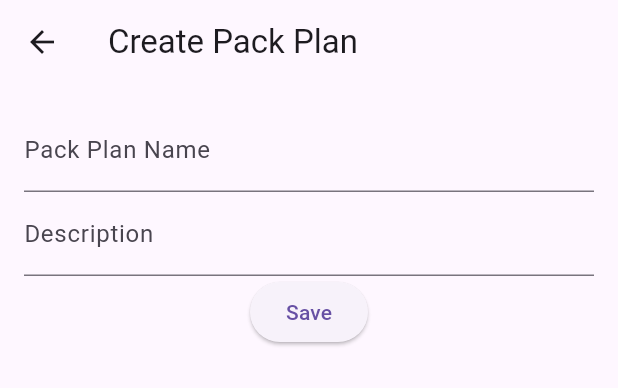
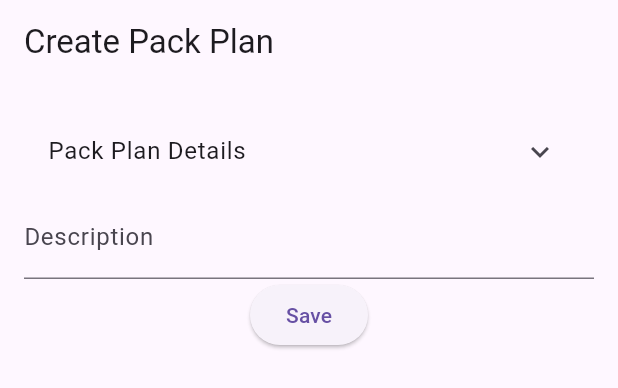
Before and after one commit to 672654/first-flutter, a Flutter app: the CrudPackplan widget shown alone on an empty page, opened directly, on a phone screen of 412 x 824 dp. Shown: the top 388 px of the screen. Run offline on Flutter 3.47's test engine with Material 3 defaults, Android fonts, the phone set to English and light mode, and no system bars; our stand-ins replace equatable, flutter_bloc, get_it, go_router, supabase_flutter; accounts and stored records are empty.

Commit message:
packplan screen med cubit

```diff
--- /dev/null
+++ b/lib/presentation/features/packplans_view/packplan_view/crud_packplan.dart
@@ -0,0 +1,77 @@
+
+import 'package:flutter/material.dart';
+import 'package:flutter_bloc/flutter_bloc.dart';
+import 'package:flutter_supabase_pack/core/service_locator.dart';
+import 'package:flutter_supabase_pack/data/repositories/gear_repo/gear_repository_interface.dart';
+import 'package:flutter_supabase_pack/data/repositories/packlist_repo/packlist_repository_interface.dart';
+import 'package:flutter_supabase_pack/presentation/features/packplans_view/packplan_view/crud_packplan_cubit.dart';
+import 'package:flutter_supabase_pack/presentation/features/packplans_view/packplan_view/crud_packplan_state.dart';
+
+class CrudPackplan extends StatelessWidget {
+
+  final int? packplanId;
+
+
+  const CrudPackplan({super.key, this.packplanId});
+
+
+  @override
+  Widget build(BuildContext context) {
+    return BlocProvider(
+      create: (context) {
+        final cubit = PackPlanCubit(
+          sl<PacklistRepositoryInterface>(),
+          sl<GearRepositoryInterface>(),
+        );
+        if (packplanId != null) {
+          cubit.loadPackPlanById(packplanId!);
+        }
+        return cubit;
+      },
+      child: const _PackplansView(),
+    );
+  }
+}
+
+  class _PackplansView extends StatelessWidget {
+    const _PackplansView({super.key});
+
+    @override
+    Widget build(BuildContext context) {
+      return Scaffold(
+        appBar: AppBar(
+          title: Text(
+            'Create Pack Plan',
+          ),
+        ),
+      body: Padding(
+        padding: const EdgeInsets.all(16.0),
+        child: Column(
+          children: [
+           const ExpansionTile(
+              title: Text("Pack Plan Details"),
+            ),
+            BlocBuilder<PackPlanCubit, PackPlanState>(
+              builder: (context, state) {
+                return TextField(
+                  decoration: const InputDecoration(labelText: 'Description'),
+                  onChanged: (value) {
+                    // Eksempel på å sende data til cubiten (forutsetter en metode i din Cubit)
+                    // context.read<PackPlanCubit>().updateDescription(value);
+                  },
+                );
+              },
+            ),
+            ElevatedButton(
+              onPressed: () {
+                // 4. Bruk context.read for å trigge funksjoner (events/handlinger) uten å tegne om UI
+                // context.read<PackPlanCubit>().savePackPlan();
+              },
+              child: const Text('Save'),
+            ),
+          ],
+        )
+      ),
+    );
+  }
+}
--- /dev/null
+++ b/lib/presentation/features/packplans_view/packplan_view/crud_packplan_cubit.dart
@@ -0,0 +1,23 @@
+
+
+import 'package:flutter_bloc/flutter_bloc.dart';
+import 'package:flutter_supabase_pack/data/repositories/gear_repo/gear_repository_interface.dart';
+import 'package:flutter_supabase_pack/data/repositories/packlist_repo/packlist_repository_interface.dart';
+import 'package:flutter_supabase_pack/presentation/features/packplans_view/packplan_view/crud_packplan_state.dart';
+
+class PackPlanCubit extends Cubit<PackPlanState> {
+
+  final PacklistRepositoryInterface _packlistRepository;
+  final GearRepositoryInterface _gearRepository;
+
+  PackPlanCubit(this._packlistRepository, this._gearRepository) : super(const PackPlanState());
+
+
+  void loadPackPlanById(int id){
+    _packlistRepository.getPackplanById(id).then((loadedPackPlan) {
+      if (loadedPackPlan != null) {
+        emit(state.copyWith(packPlan: loadedPackPlan));
+      }
+    });
+  }
+}
--- /dev/null
+++ b/lib/presentation/features/packplans_view/packplan_view/crud_packplan_state.dart
@@ -0,0 +1,44 @@
+import 'package:equatable/equatable.dart';
+import 'package:flutter_supabase_pack/domain/models/packplan.dart';
+
+enum PackplanStatus {
+  initial,
+  loading,
+  success,
+  error
+}
+
+class PackPlanState extends Equatable {
+  final PackplanStatus status;
+  final String? errorMessage;
+  final Packplan? packPlan;
+  final double totalWeight;
+  final double totalWeightByType;
+
+  const PackPlanState({
+    this.status = PackplanStatus.initial,
+    this.errorMessage = "",
+    this.packPlan,
+    this.totalWeight = 0.0,
+    this.totalWeightByType = 0.0,
+  });
+
+  PackPlanState copyWith({
+    PackplanStatus? status,
+    String? errorMessage,
+    Packplan? packPlan,
+    double? totalWeight,
+    double? totalWeightByType,
+  }) {
+    return PackPlanState(
+      status: status ?? this.status,
+      errorMessage: errorMessage ?? this.errorMessage,
+      packPlan: packPlan ?? this.packPlan,
+      totalWeight: totalWeight ?? this.totalWeight,
+      totalWeightByType: totalWeightByType ?? this.totalWeightByType,
+    );
+  }
+
+  @override
+  List<Object?> get props => [status, errorMessage, packPlan, totalWeight, totalWeightByType];
+}
--- a/lib/presentation/features/packplans_view/widgets/crud_packplan.dart
+++ /dev/null
@@ -1,48 +0,0 @@
-
-import 'package:flutter/material.dart';
-import 'package:flutter_bloc/flutter_bloc.dart';
-import 'package:flutter_supabase_pack/presentation/features/packplans_view/viewmodel/packplans_cubit.dart';
-
-class CrudPackplan extends StatelessWidget {
-  const CrudPackplan({super.key});
-
-  @override
-  Widget build(BuildContext context) {
-
-    final packplansCubit = context.read<PackplansCubit>();
-    final bool isNewPackplan = packplansCubit.state.selectedPackplanId == null;
-
-    return Scaffold(
-      appBar: AppBar(
-        title: Text(
-          isNewPackplan ? 'Create Pack Plan' : 'Update Pack Plan',
-        ),
-      ),
-      body: Padding(
-        padding: const EdgeInsets.all(16.0),
-        child: Column(
-          children: [
-            TextField(
-              decoration: const InputDecoration(labelText: 'Pack Plan Name'),
-              onChanged: (value) {
-
-              },
-            ),
-            TextField(
-              decoration: const InputDecoration(labelText: 'Description'),
-              onChanged: (value) {
-
-              },
-            ),
-            ElevatedButton(
-              onPressed: () {
-
-              },
-              child: const Text('Save'),
-            ),
-          ],
-        )
-      ),
-    );
-  }
-}
```
Also changed, not shown: lib/data/repositories/packlist_repo/supabase_packlist_repository_impl.dart (+6 -2 lines), lib/data/services/supabase_service/supabase_service_packplan.dart (+10 -0 lines), lib/presentation/features/packplans_view/widgets/packplans.dart (+8 -5 lines), lib/routing/app_routes/all_app_routes.dart (+3 -14 lines).
